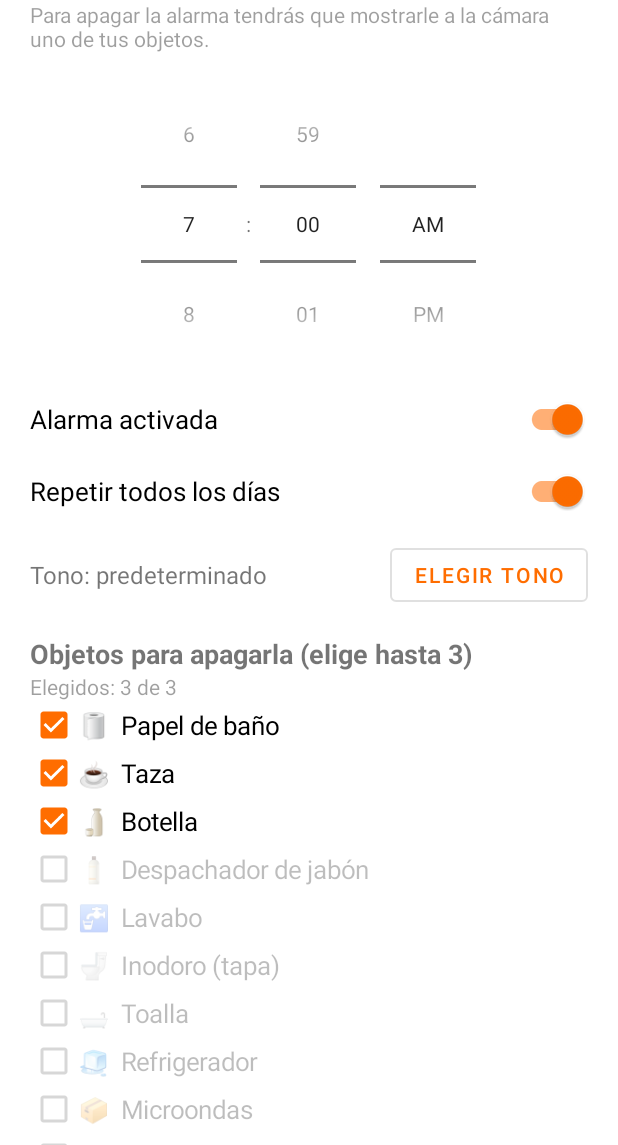
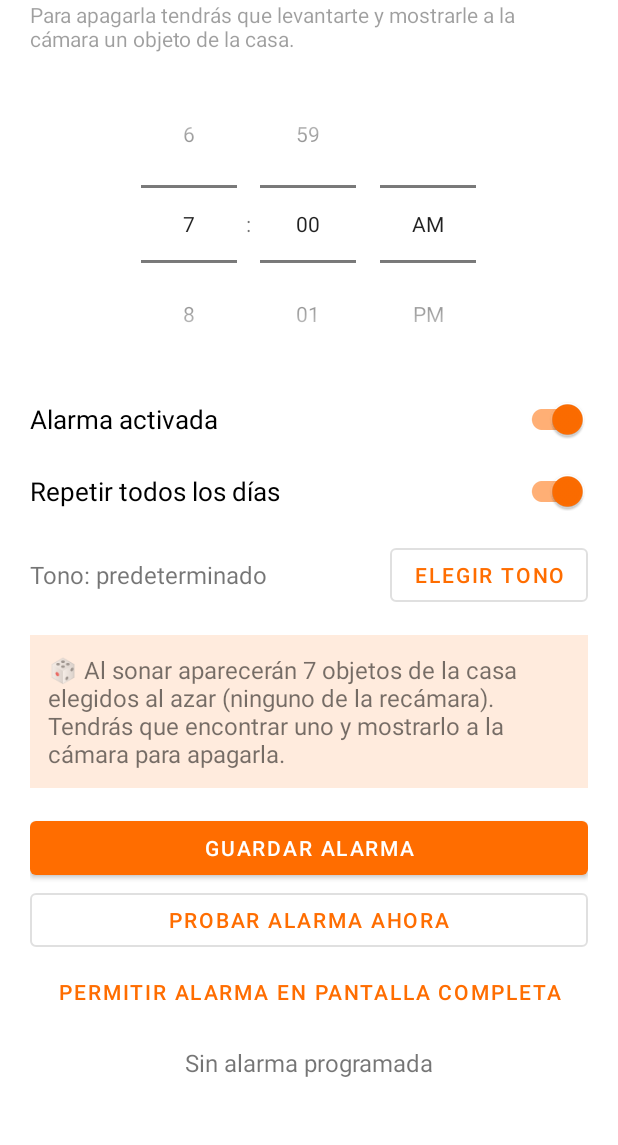
Before and after one commit to ismaelivangmail/Despierta, an Android app: the screen it shows after launch (MainActivity), on a phone screen of 412 x 824 dp, the part 91-1236 px from its top. Run offline under Robolectric (Android 15) with nearby library versions, the phone set to English and light mode, and no system bars.

Commit message:
7 objetos de la casa al azar al sonar; se quita la selección manual

```diff
--- a/app/src/main/java/com/ismael/despierta/AlarmActivity.kt
+++ b/app/src/main/java/com/ismael/despierta/AlarmActivity.kt
@@ -89,10 +89,7 @@ class AlarmActivity : AppCompatActivity() {
         ejecutor = Executors.newSingleThreadExecutor()
         val c = Clasificador(this)
         clasificador = c
-        objetivos = Prefs.objetos(this)
-            .mapNotNull { Objetos.porId(it) }
-            .ifEmpty { Objetos.predeterminados.mapNotNull { Objetos.porId(it) } }
-            .map { it to c.indicesDe(it) }
+        objetivos = Objetos.sorteoActual(this).map { it to c.indicesDe(it) }
 
         findViewById<TextView>(R.id.txtObjetivos).text =
             objetivos.joinToString("\n") { "${it.first.emoji}  ${it.first.nombre}" }
--- a/app/src/main/java/com/ismael/despierta/AlarmReceiver.kt
+++ b/app/src/main/java/com/ismael/despierta/AlarmReceiver.kt
@@ -13,6 +13,7 @@ class AlarmReceiver : BroadcastReceiver() {
         } else {
             Prefs.desactivar(context)
         }
+        Prefs.borrarSorteo(context)
         ContextCompat.startForegroundService(context, Intent(context, AlarmService::class.java))
     }
 }
--- a/app/src/main/java/com/ismael/despierta/AlarmService.kt
+++ b/app/src/main/java/com/ismael/despierta/AlarmService.kt
@@ -49,6 +49,7 @@ class AlarmService : Service() {
 
         if (!sonando) {
             sonando = true
+            Objetos.sorteoActual(this)
             val pm = getSystemService(PowerManager::class.java)
             wakeLock = pm.newWakeLock(PowerManager.PARTIAL_WAKE_LOCK, "despierta:alarma").apply {
                 acquire(LIMITE_MS + 60_000L)
@@ -153,6 +154,7 @@ class AlarmService : Service() {
 
     override fun onDestroy() {
         sonando = false
+        Prefs.borrarSorteo(this)
         handler.removeCallbacksAndMessages(null)
         try { reproductor?.stop() } catch (_: Exception) {}
         reproductor?.release()
--- a/app/src/main/java/com/ismael/despierta/MainActivity.kt
+++ b/app/src/main/java/com/ismael/despierta/MainActivity.kt
@@ -11,8 +11,6 @@ import android.os.Build
 import android.os.Bundle
 import android.provider.Settings
 import android.text.format.DateFormat
-import android.widget.CheckBox
-import android.widget.LinearLayout
 import android.widget.TextView
 import android.widget.TimePicker
 import android.widget.Toast
@@ -33,11 +31,9 @@ class MainActivity : AppCompatActivity() {
     private lateinit var swRepetir: SwitchMaterial
     private lateinit var txtTono: TextView
     private lateinit var txtEstado: TextView
-    private lateinit var txtContador: TextView
     private lateinit var btnPantallaCompleta: MaterialButton
 
     private var tono: Uri? = null
-    private val casillas = mutableMapOf<String, CheckBox>()
 
     private val pedirPermisos =
         registerForActivityResult(ActivityResultContracts.RequestMultiplePermissions()) { }
@@ -62,17 +58,15 @@ class MainActivity : AppCompatActivity() {
         swRepetir = findViewById(R.id.swRepetir)
         txtTono = findViewById(R.id.txtTono)
         txtEstado = findViewById(R.id.txtEstado)
-        txtContador = findViewById(R.id.txtContador)
         btnPantallaCompleta = findViewById(R.id.btnPantallaCompleta)
 
         selectorHora.setIs24HourView(DateFormat.is24HourFormat(this))
         selectorHora.hour = Prefs.hora(this)
         selectorHora.minute = Prefs.minuto(this)
-        swActiva.isChecked = Prefs.activa(this) || !yaConfigurada()
+        swActiva.isChecked = Prefs.activa(this) || !Prefs.configurada(this)
         swRepetir.isChecked = Prefs.repetir(this)
         tono = Prefs.tono(this)
         mostrarTono()
-        crearListaObjetos()
 
         findViewById<MaterialButton>(R.id.btnTono).setOnClickListener {
             val i = Intent(RingtoneManager.ACTION_RINGTONE_PICKER).apply {
@@ -89,8 +83,9 @@ class MainActivity : AppCompatActivity() {
         findViewById<MaterialButton>(R.id.btnGuardar).setOnClickListener { guardar() }
 
         findViewById<MaterialButton>(R.id.btnProbar).setOnClickListener {
-            if (!guardarPreferencias()) return@setOnClickListener
+            guardarPreferencias()
             Programador.programar(this)
+            Prefs.borrarSorteo(this)
             ContextCompat.startForegroundService(this, Intent(this, AlarmService::class.java))
             startActivity(Intent(this, AlarmActivity::class.java))
         }
@@ -111,56 +106,20 @@ class MainActivity : AppCompatActivity() {
         mostrarEstado()
     }
 
-    private fun yaConfigurada() =
-        getSharedPreferencesExists()
-
-    private fun getSharedPreferencesExists(): Boolean =
-        createDeviceProtectedStorageContext()
-            .getSharedPreferences("despierta", MODE_PRIVATE).contains("hora")
-
-    private fun crearListaObjetos() {
-        val contenedor = findViewById<LinearLayout>(R.id.listaObjetos)
-        val elegidos = Prefs.objetos(this)
-        for (obj in Objetos.todos) {
-            val cb = CheckBox(this).apply {
-                text = "${obj.emoji}  ${obj.nombre}"
-                textSize = 17f
-                isChecked = obj.id in elegidos
-                setOnCheckedChangeListener { _, _ -> actualizarLimite() }
-            }
-            casillas[obj.id] = cb
-            contenedor.addView(cb)
-        }
-        actualizarLimite()
-    }
-
-    /** Máximo 3 objetos: al llegar a 3 se deshabilitan los demás. */
-    private fun actualizarLimite() {
-        val n = casillas.values.count { it.isChecked }
-        casillas.values.forEach { it.isEnabled = it.isChecked || n < 3 }
-        txtContador.text = "Elegidos: $n de 3" + if (n < 3) " (es mejor tener 3 por si no encuentras uno)" else ""
-    }
-
     private fun mostrarTono() {
         val nombre = tono?.let { RingtoneManager.getRingtone(this, it)?.getTitle(this) } ?: "predeterminado"
         txtTono.text = "Tono: $nombre"
     }
 
-    private fun guardarPreferencias(): Boolean {
-        val elegidos = casillas.filterValues { it.isChecked }.keys
-        if (elegidos.isEmpty()) {
-            Toast.makeText(this, "Elige al menos un objeto", Toast.LENGTH_SHORT).show()
-            return false
-        }
+    private fun guardarPreferencias() {
         Prefs.guardar(
             this, selectorHora.hour, selectorHora.minute,
-            swActiva.isChecked, swRepetir.isChecked, tono, elegidos
+            swActiva.isChecked, swRepetir.isChecked, tono
         )
-        return true
     }
 
     private fun guardar() {
-        if (!guardarPreferencias()) return
+        guardarPreferencias()
         val cuando = Programador.programar(this)
         if (cuando != null) {
             val falta = cuando - System.currentTimeMillis()
--- a/app/src/main/java/com/ismael/despierta/Objetos.kt
+++ b/app/src/main/java/com/ismael/despierta/Objetos.kt
@@ -1,41 +1,100 @@
 package com.ismael.despierta
 
+import android.content.Context
+
 /**
- * Objetos que se pueden usar para apagar la alarma.
+ * Objetos de la casa que pueden pedirse para apagar la alarma.
  * "etiquetas" son las clases del modelo MobileNet (ImageNet) que cuentan como ese objeto.
+ * A propósito NO hay objetos de recámara, para obligar a salir del cuarto.
  */
 data class Objeto(
     val id: String,
     val nombre: String,
     val emoji: String,
+    val zona: String,
     val etiquetas: List<String>
 )
 
 object Objetos {
+    const val CANTIDAD = 7
+    private const val MAX_POR_ZONA = 2
+
     val todos = listOf(
-        Objeto("papel_bano", "Papel de baño", "🧻", listOf("toilet tissue")),
-        Objeto("taza", "Taza", "☕", listOf("coffee mug", "cup")),
-        Objeto("botella", "Botella", "🍶", listOf("water bottle", "pop bottle", "beer bottle", "wine bottle")),
-        Objeto("jabon", "Despachador de jabón", "🧴", listOf("soap dispenser")),
-        Objeto("lavabo", "Lavabo", "🚰", listOf("washbasin")),
-        Objeto("inodoro", "Inodoro (tapa)", "🚽", listOf("toilet seat")),
-        Objeto("toalla", "Toalla", "🛁", listOf("bath towel")),
-        Objeto("refri", "Refrigerador", "🧊", listOf("refrigerator")),
-        Objeto("microondas", "Microondas", "📦", listOf("microwave")),
-        Objeto("tostador", "Tostador", "🍞", listOf("toaster")),
-        Objeto("platano", "Plátano", "🍌", listOf("banana")),
-        Objeto("tenis", "Tenis / zapato", "👟", listOf("running shoe", "loafer", "sandal", "clog")),
-        Objeto("calcetin", "Calcetín", "🧦", listOf("sock")),
-        Objeto("control", "Control remoto", "📺", listOf("remote control")),
-        Objeto("teclado", "Teclado", "⌨️", listOf("computer keyboard", "typewriter keyboard")),
-        Objeto("mouse", "Mouse", "🖱️", listOf("mouse")),
-        Objeto("laptop", "Laptop", "💻", listOf("laptop", "notebook")),
-        Objeto("mochila", "Mochila", "🎒", listOf("backpack")),
-        Objeto("paraguas", "Paraguas", "☂️", listOf("umbrella")),
-        Objeto("reloj", "Reloj de pared", "🕰️", listOf("wall clock", "analog clock"))
+        // Baño
+        Objeto("papel_bano", "Papel de baño", "🧻", "baño", listOf("toilet tissue")),
+        Objeto("lavabo", "Lavabo", "🚰", "baño", listOf("washbasin")),
+        Objeto("inodoro", "Inodoro (tapa)", "🚽", "baño", listOf("toilet seat")),
+        Objeto("jabon", "Despachador de jabón", "🧴", "baño", listOf("soap dispenser")),
+        Objeto("toalla", "Toalla", "🛁", "baño", listOf("bath towel")),
+        Objeto("cortina", "Cortina de baño", "🚿", "baño", listOf("shower curtain")),
+        Objeto("tina", "Tina de baño", "🛀", "baño", listOf("bathtub")),
+        Objeto("destapacanos", "Destapacaños", "🪠", "baño", listOf("plunger")),
+
+        // Cocina
+        Objeto("refri", "Refrigerador", "🧊", "cocina", listOf("refrigerator")),
+        Objeto("microondas", "Microondas", "📦", "cocina", listOf("microwave")),
+        Objeto("estufa", "Estufa", "🔥", "cocina", listOf("stove")),
+        Objeto("tostador", "Tostador", "🍞", "cocina", listOf("toaster")),
+        Objeto("sarten", "Sartén", "🍳", "cocina", listOf("frying pan", "wok")),
+        Objeto("cafetera", "Cafetera", "☕", "cocina", listOf("coffeepot", "espresso maker")),
+        Objeto("tetera", "Tetera", "🫖", "cocina", listOf("teapot")),
+        Objeto("taza", "Taza", "🍵", "cocina", listOf("coffee mug", "cup")),
+        Objeto("tazon", "Tazón / bowl", "🥣", "cocina", listOf("mixing bowl", "soup bowl")),
+        Objeto("jarra", "Jarra", "🫗", "cocina", listOf("pitcher", "water jug")),
+        Objeto("botella", "Botella", "🍶", "cocina", listOf("water bottle", "pop bottle", "beer bottle", "wine bottle")),
+        Objeto("cuchara_madera", "Cuchara de madera", "🥄", "cocina", listOf("wooden spoon")),
+        Objeto("espatula", "Espátula", "🍳", "cocina", listOf("spatula")),
+        Objeto("cucharon", "Cucharón", "🥄", "cocina", listOf("ladle")),
+        Objeto("abrelatas", "Abrelatas", "🥫", "cocina", listOf("can opener")),
+        Objeto("salero", "Salero", "🧂", "cocina", listOf("saltshaker")),
+        Objeto("toalla_papel", "Rollo de toalla de papel", "🧻", "cocina", listOf("paper towel")),
+        Objeto("escurridor", "Escurridor de platos", "🍽️", "cocina", listOf("plate rack")),
+        Objeto("platano", "Plátano", "🍌", "cocina", listOf("banana")),
+        Objeto("naranja", "Naranja", "🍊", "cocina", listOf("orange")),
+
+        // Limpieza / lavado
+        Objeto("lavadora", "Lavadora", "🫧", "limpieza", listOf("washer")),
+        Objeto("plancha", "Plancha", "👕", "limpieza", listOf("iron")),
+        Objeto("aspiradora", "Aspiradora", "🌀", "limpieza", listOf("vacuum")),
+        Objeto("escoba", "Escoba", "🧹", "limpieza", listOf("broom")),
+        Objeto("trapeador", "Trapeador", "🧽", "limpieza", listOf("swab")),
+        Objeto("cubeta", "Cubeta", "🪣", "limpieza", listOf("bucket")),
+        Objeto("basura", "Bote de basura", "🗑️", "limpieza", listOf("ashcan")),
+
+        // Sala / comedor / entrada
+        Objeto("sillon", "Sillón", "🛋️", "sala", listOf("studio couch")),
+        Objeto("mesa", "Mesa del comedor", "🪑", "sala", listOf("dining table")),
+        Objeto("librero", "Librero", "📚", "sala", listOf("bookcase")),
+        Objeto("maceta", "Maceta", "🪴", "sala", listOf("pot")),
+        Objeto("florero", "Florero", "💐", "sala", listOf("vase")),
+        Objeto("tapete", "Tapete de entrada", "🚪", "sala", listOf("doormat")),
+        Objeto("vela", "Vela", "🕯️", "sala", listOf("candle")),
+        Objeto("paraguas", "Paraguas", "☂️", "sala", listOf("umbrella"))
     )
 
-    val predeterminados = setOf("papel_bano", "taza", "botella")
+    fun porId(id: String): Objeto? = todos.firstOrNull { it.id == id }
 
-    fun porId(id: String): Objeto? = todos.firstOrNull { it.id == id }
+    /** Elige 7 objetos al azar, máximo 2 por zona, para que estén repartidos por la casa. */
+    fun sortear(): List<Objeto> {
+        val porZona = mutableMapOf<String, Int>()
+        val elegidos = mutableListOf<Objeto>()
+        for (o in todos.shuffled()) {
+            val n = porZona[o.zona] ?: 0
+            if (n < MAX_POR_ZONA) {
+                elegidos += o
+                porZona[o.zona] = n + 1
+                if (elegidos.size == CANTIDAD) break
+            }
+        }
+        return elegidos
+    }
+
+    /** Los objetos de la alarma que está sonando; si aún no hay sorteo, lo hace y lo guarda. */
+    fun sorteoActual(c: Context): List<Objeto> {
+        val guardados = Prefs.sorteo(c).mapNotNull { porId(it) }
+        if (guardados.isNotEmpty()) return guardados
+        val nuevos = sortear()
+        Prefs.guardarSorteo(c, nuevos.map { it.id })
+        return nuevos
+    }
 }
--- a/app/src/main/java/com/ismael/despierta/Prefs.kt
+++ b/app/src/main/java/com/ismael/despierta/Prefs.kt
@@ -9,29 +9,37 @@ object Prefs {
     private fun sp(c: Context) =
         c.createDeviceProtectedStorageContext().getSharedPreferences(ARCHIVO, Context.MODE_PRIVATE)
 
+    fun configurada(c: Context) = sp(c).contains("hora")
     fun hora(c: Context) = sp(c).getInt("hora", 7)
     fun minuto(c: Context) = sp(c).getInt("minuto", 0)
     fun activa(c: Context) = sp(c).getBoolean("activa", false)
     fun repetir(c: Context) = sp(c).getBoolean("repetir", true)
     fun tono(c: Context): Uri? = sp(c).getString("tono", null)?.let { Uri.parse(it) }
-    fun objetos(c: Context): Set<String> =
-        sp(c).getStringSet("objetos", null)?.toSet() ?: Objetos.predeterminados
 
-    fun guardar(
-        c: Context, hora: Int, minuto: Int, activa: Boolean, repetir: Boolean,
-        tono: Uri?, objetos: Set<String>
-    ) {
+    fun guardar(c: Context, hora: Int, minuto: Int, activa: Boolean, repetir: Boolean, tono: Uri?) {
         sp(c).edit()
             .putInt("hora", hora)
             .putInt("minuto", minuto)
             .putBoolean("activa", activa)
             .putBoolean("repetir", repetir)
             .putString("tono", tono?.toString())
-            .putStringSet("objetos", objetos)
             .apply()
     }
 
     fun desactivar(c: Context) {
         sp(c).edit().putBoolean("activa", false).apply()
     }
+
+    // Objetos sorteados para la alarma que está sonando (se guardan para que no cambien
+    // si se cierra y vuelve a abrir la pantalla de la alarma).
+    fun sorteo(c: Context): List<String> =
+        sp(c).getString("sorteo", "")!!.split(",").filter { it.isNotBlank() }
+
+    fun guardarSorteo(c: Context, ids: List<String>) {
+        sp(c).edit().putString("sorteo", ids.joinToString(",")).commit()
+    }
+
+    fun borrarSorteo(c: Context) {
+        sp(c).edit().remove("sorteo").commit()
+    }
 }
--- a/app/src/main/res/layout/activity_alarm.xml
+++ b/app/src/main/res/layout/activity_alarm.xml
@@ -43,8 +43,9 @@
             android:layout_width="wrap_content"
             android:layout_height="wrap_content"
             android:layout_marginTop="6dp"
+            android:lineSpacingExtra="2dp"
             android:textColor="@color/blanco"
-            android:textSize="22sp" />
+            android:textSize="19sp" />
 
         <ProgressBar
             android:id="@+id/barraDeteccion"
--- a/app/src/main/res/layout/activity_main.xml
+++ b/app/src/main/res/layout/activity_main.xml
@@ -21,7 +21,7 @@
             android:layout_width="wrap_content"
             android:layout_height="wrap_content"
             android:layout_marginBottom="8dp"
-            android:text="Para apagar la alarma tendrás que mostrarle a la cámara uno de tus objetos."
+            android:text="Para apagarla tendrás que levantarte y mostrarle a la cámara un objeto de la casa."
             android:alpha="0.7" />
 
         <TimePicker
@@ -69,24 +69,13 @@
         </LinearLayout>
 
         <TextView
-            android:layout_width="wrap_content"
+            android:layout_width="match_parent"
             android:layout_height="wrap_content"
             android:layout_marginTop="16dp"
-            android:text="Objetos para apagarla (elige hasta 3)"
-            android:textSize="18sp"
-            android:textStyle="bold" />
-
-        <TextView
-            android:id="@+id/txtContador"
-            android:layout_width="wrap_content"
-            android:layout_height="wrap_content"
-            android:alpha="0.7" />
-
-        <LinearLayout
-            android:id="@+id/listaObjetos"
-            android:layout_width="match_parent"
-            android:layout_height="wrap_content"
-            android:orientation="vertical" />
+            android:padding="12dp"
+            android:background="#22FF6D00"
+            android:text="🎲 Al sonar aparecerán 7 objetos de la casa elegidos al azar (ninguno de la recámara). Tendrás que encontrar uno y mostrarlo a la cámara para apagarla."
+            android:textSize="16sp" />
 
         <com.google.android.material.button.MaterialButton
             android:id="@+id/btnGuardar"
```
Also changed, not shown: 1 other file.
